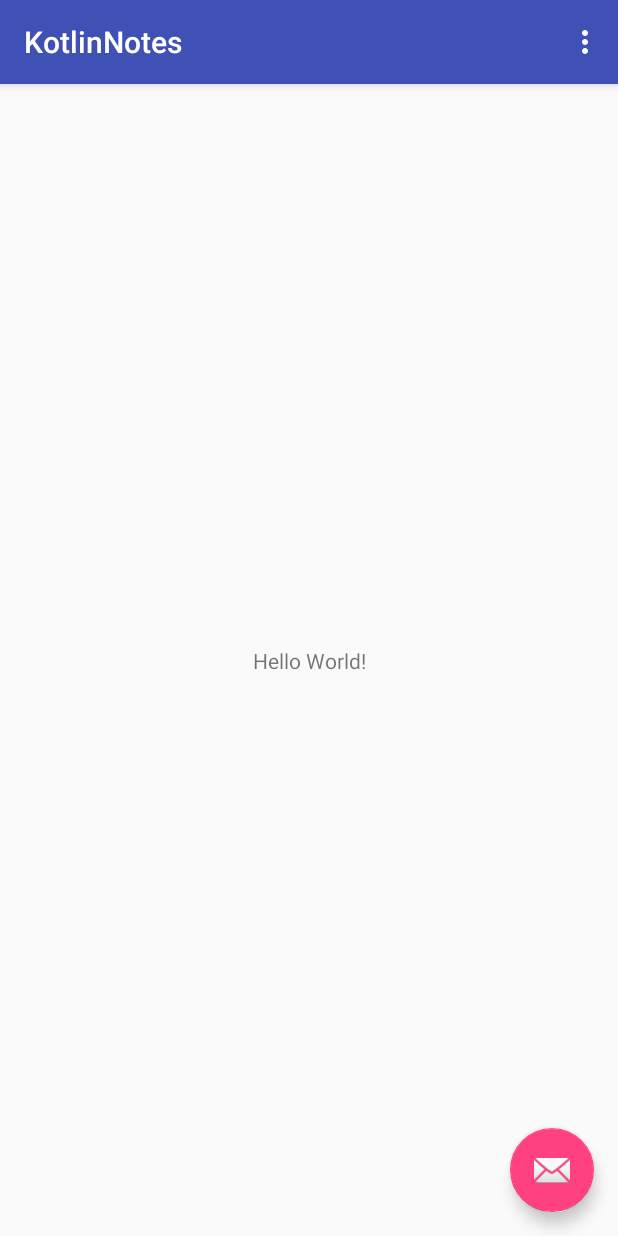
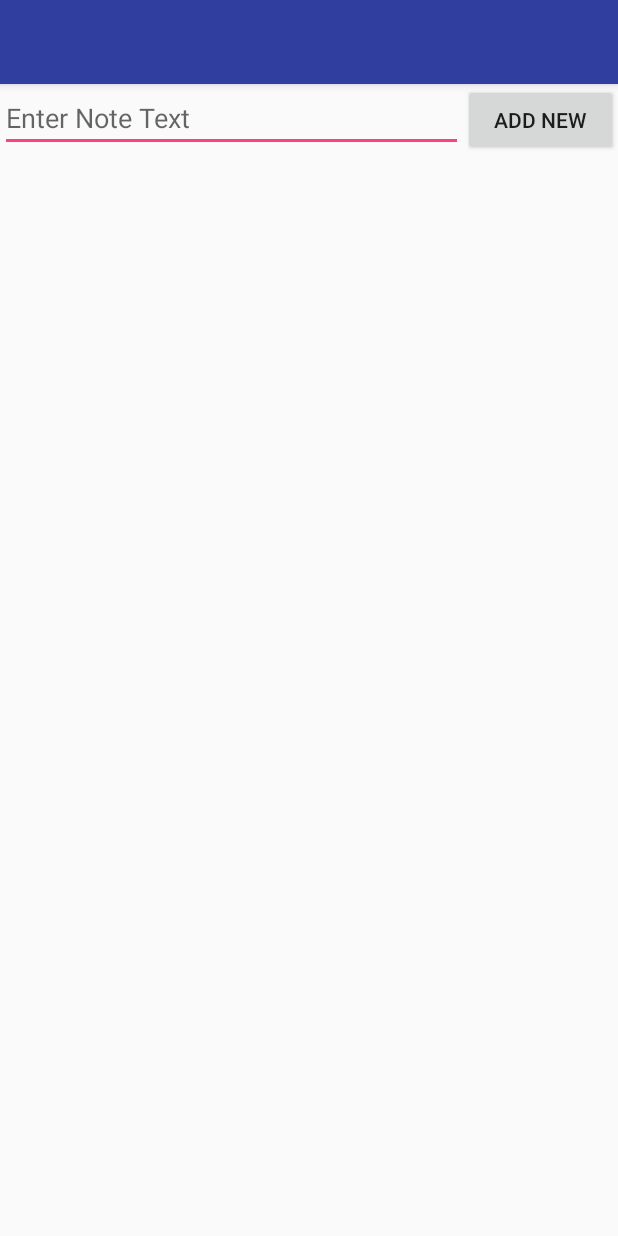
Before and after one commit to KatanMichael/KotlinNotes, an Android app: the screen it shows after launch (MainActivity), on a phone screen of 412 x 824 dp. Run offline under Robolectric (Android 15) with nearby library versions, the phone set to English and light mode, and no system bars.

Commit message:
Add Main Fragment

```diff
--- a/app/build.gradle
+++ b/app/build.gradle
@@ -22,13 +22,18 @@ android {
     }
 }
 
-dependencies {
+dependencies
+        {
             implementation fileTree(dir: 'libs', include: ['*.jar'])
-    implementation"org.jetbrains.kotlin:kotlin-stdlib-jre7:$kotlin_version"
+            implementation "org.jetbrains.kotlin:kotlin-stdlib-jre7:$kotlin_version"
             implementation 'com.android.support:appcompat-v7:28.0.0-alpha3'
             implementation 'com.android.support.constraint:constraint-layout:1.1.2'
             implementation 'com.android.support:design:28.0.0-alpha3'
             testImplementation 'junit:junit:4.12'
             androidTestImplementation 'com.android.support.test:runner:1.0.2'
             androidTestImplementation 'com.android.support.test.espresso:espresso-core:3.0.2'
+            implementation 'com.android.support:recyclerview-v7:27.1.1'
+            implementation 'com.android.support:cardview-v7:27.1.1'
+
+
         }
--- a/app/src/main/AndroidManifest.xml
+++ b/app/src/main/AndroidManifest.xml
@@ -10,7 +10,7 @@
         android:supportsRtl="true"
         android:theme="@style/AppTheme">
         <activity
-            android:name=".MainActivity"
+            android:name=".activitys.MainActivity"
             android:label="@string/app_name"
             android:theme="@style/AppTheme.NoActionBar">
             <intent-filter>
--- a/app/src/main/java/com/michaelkatan/kotlinnotes/MainActivity.kt
+++ b/app/src/main/java/com/michaelkatan/kotlinnotes/activitys/MainActivity.kt
@@ -1,27 +1,27 @@
-package com.michaelkatan.kotlinnotes
+package com.michaelkatan.kotlinnotes.activitys
 
 import android.os.Bundle
-import android.support.design.widget.Snackbar
 import android.support.v7.app.AppCompatActivity
 import android.view.Menu
 import android.view.MenuItem
+import com.michaelkatan.kotlinnotes.R
+import com.michaelkatan.kotlinnotes.fragments.MainFragment
 
-import kotlinx.android.synthetic.main.activity_main.*
 
-class MainActivity : AppCompatActivity() {
+class MainActivity : AppCompatActivity()
+{
 
     override fun onCreate(savedInstanceState: Bundle?) {
         super.onCreate(savedInstanceState)
         setContentView(R.layout.activity_main)
-        setSupportActionBar(toolbar)
 
-        fab.setOnClickListener { view ->
-            Snackbar.make(view, "Replace with your own action", Snackbar.LENGTH_LONG)
-                    .setAction("Action", null).show()
-        }
+        supportFragmentManager.beginTransaction().replace(R.id.mainFragmentPlace, MainFragment())
+                .commit()
+
     }
 
-    override fun onCreateOptionsMenu(menu: Menu): Boolean {
+    override fun onCreateOptionsMenu(menu: Menu): Boolean
+    {
         // Inflate the menu; this adds items to the action bar if it is present.
         menuInflater.inflate(R.menu.menu_main, menu)
         return true
--- /dev/null
+++ b/app/src/main/java/com/michaelkatan/kotlinnotes/fragments/MainFragment.kt
@@ -0,0 +1,34 @@
+package com.michaelkatan.kotlinnotes.fragments
+
+import android.os.Bundle
+import android.support.v4.app.Fragment
+import android.view.LayoutInflater
+import android.view.View
+import android.view.ViewGroup
+import android.widget.Toast
+import com.michaelkatan.kotlinnotes.R
+import kotlinx.android.synthetic.main.main_fragment.*
+
+class MainFragment(): Fragment()
+{
+    override fun onCreateView(inflater: LayoutInflater, container: ViewGroup?, savedInstanceState: Bundle?): View?
+    {
+        val view: View
+        view = inflater.inflate(R.layout.main_fragment,container,false)
+
+        return view
+    }
+
+    override fun onViewCreated(view: View, savedInstanceState: Bundle?)
+    {
+
+
+        frag_note_btn.setOnClickListener()
+        {
+            //TODO Add New Note to the adapter
+        }
+
+
+    }
+
+}
--- a/app/src/main/res/layout/activity_main.xml
+++ b/app/src/main/res/layout/activity_main.xml
@@ -1,33 +1,18 @@
 <?xml version="1.0" encoding="utf-8"?>
-<android.support.design.widget.CoordinatorLayout xmlns:android="http://schemas.android.com/apk/res/android"
-    xmlns:app="http://schemas.android.com/apk/res-auto"
+<RelativeLayout
+    xmlns:android="http://schemas.android.com/apk/res/android"
     xmlns:tools="http://schemas.android.com/tools"
     android:layout_width="match_parent"
     android:layout_height="match_parent"
-    tools:context=".MainActivity">
+    tools:context=".activitys.MainActivity">
 
-    <android.support.design.widget.AppBarLayout
+
+    <FrameLayout
+        android:id="@+id/mainFragmentPlace"
         android:layout_width="match_parent"
-        android:layout_height="wrap_content"
-        android:theme="@style/AppTheme.AppBarOverlay">
+        android:layout_height="match_parent">
 
-        <android.support.v7.widget.Toolbar
-            android:id="@+id/toolbar"
-            android:layout_width="match_parent"
-            android:layout_height="?attr/actionBarSize"
-            android:background="?attr/colorPrimary"
-            app:popupTheme="@style/AppTheme.PopupOverlay" />
+    </FrameLayout>
 
-    </android.support.design.widget.AppBarLayout>
 
-    <include layout="@layout/content_main" />
-
-    <android.support.design.widget.FloatingActionButton
-        android:id="@+id/fab"
-        android:layout_width="wrap_content"
-        android:layout_height="wrap_content"
-        android:layout_gravity="bottom|end"
-        android:layout_margin="@dimen/fab_margin"
-        app:srcCompat="@android:drawable/ic_dialog_email" />
-
-</android.support.design.widget.CoordinatorLayout>
+</RelativeLayout>
--- a/app/src/main/res/layout/content_main.xml
+++ /dev/null
@@ -1,20 +0,0 @@
-<?xml version="1.0" encoding="utf-8"?>
-<android.support.constraint.ConstraintLayout xmlns:android="http://schemas.android.com/apk/res/android"
-    xmlns:app="http://schemas.android.com/apk/res-auto"
-    xmlns:tools="http://schemas.android.com/tools"
-    android:layout_width="match_parent"
-    android:layout_height="match_parent"
-    app:layout_behavior="@string/appbar_scrolling_view_behavior"
-    tools:context=".MainActivity"
-    tools:showIn="@layout/activity_main">
-
-    <TextView
-        android:layout_width="wrap_content"
-        android:layout_height="wrap_content"
-        android:text="Hello World!"
-        app:layout_constraintBottom_toBottomOf="parent"
-        app:layout_constraintLeft_toLeftOf="parent"
-        app:layout_constraintRight_toRightOf="parent"
-        app:layout_constraintTop_toTopOf="parent" />
-
-</android.support.constraint.ConstraintLayout>
--- /dev/null
+++ b/app/src/main/res/layout/main_fragment.xml
@@ -0,0 +1,52 @@
+<?xml version="1.0" encoding="utf-8"?>
+<LinearLayout
+    xmlns:android="http://schemas.android.com/apk/res/android"
+    android:layout_width="match_parent"
+    android:layout_height="match_parent"
+    android:orientation="vertical"
+    >
+
+    <android.support.design.widget.AppBarLayout
+        android:layout_width="match_parent"
+        android:layout_height="?attr/actionBarSize">
+
+        <android.support.v7.widget.Toolbar
+            android:layout_width="match_parent"
+            android:layout_height="match_parent"
+            android:background="@color/colorPrimaryDark"
+            >
+
+        </android.support.v7.widget.Toolbar>
+
+    </android.support.design.widget.AppBarLayout>
+
+    <LinearLayout
+        android:layout_width="match_parent"
+        android:layout_height="wrap_content"
+        android:orientation="horizontal">
+
+        <EditText
+            android:id="@+id/frag_note_ET"
+            android:layout_width="0dp"
+            android:layout_height="wrap_content"
+            android:layout_weight="3"
+            android:hint="Enter Note Text"
+            />
+
+        <Button
+            android:id="@+id/frag_note_btn"
+            android:layout_width="0dp"
+            android:layout_height="wrap_content"
+            android:layout_weight="1"
+            android:text="Add New"
+            />
+    </LinearLayout>
+
+    <android.support.v7.widget.RecyclerView
+        android:id="@+id/frag_recyclerView"
+        android:layout_width="match_parent"
+        android:layout_height="match_parent">
+
+    </android.support.v7.widget.RecyclerView>
+
+</LinearLayout>
--- a/app/src/main/res/menu/menu_main.xml
+++ b/app/src/main/res/menu/menu_main.xml
@@ -1,7 +1,7 @@
 <menu xmlns:android="http://schemas.android.com/apk/res/android"
     xmlns:app="http://schemas.android.com/apk/res-auto"
     xmlns:tools="http://schemas.android.com/tools"
-    tools:context="com.michaelkatan.kotlinnotes.MainActivity">
+    tools:context="com.michaelkatan.kotlinnotes.activitys.MainActivity">
     <item
         android:id="@+id/action_settings"
         android:orderInCategory="100"
```
Lines whose indentation alone changed are shown as unchanged.
